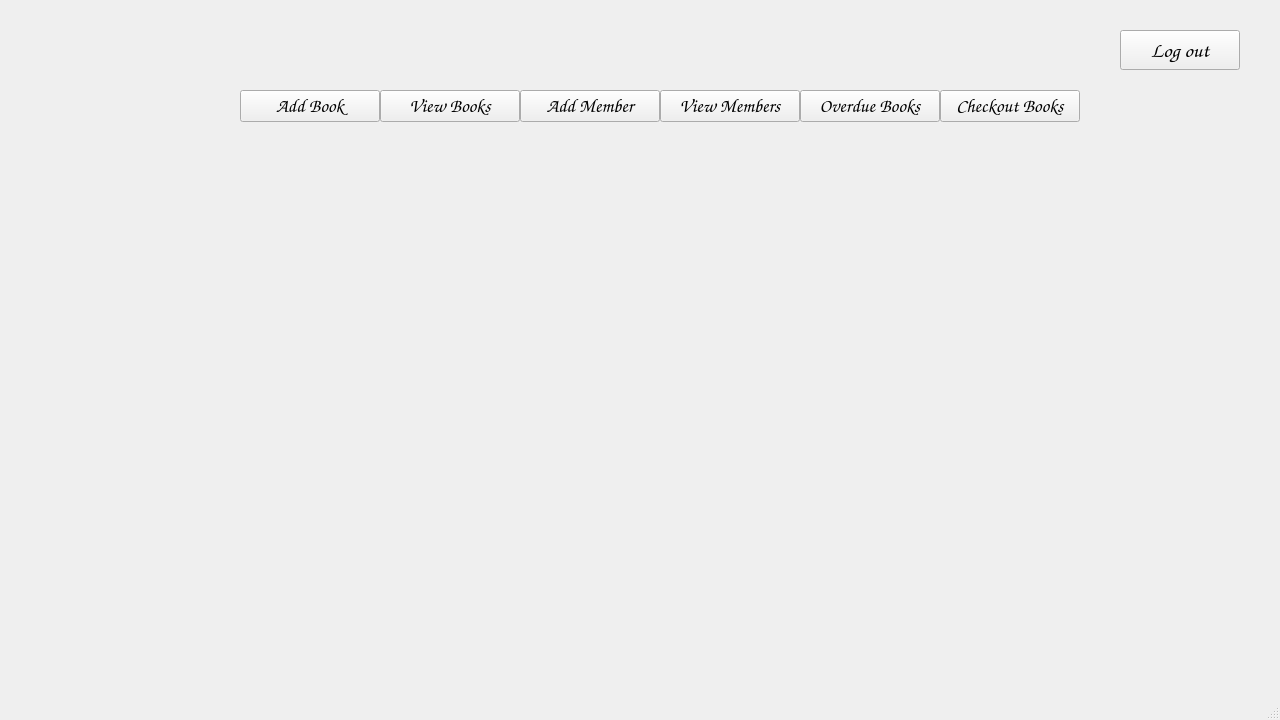
This is mainwindow.ui in Frederick-Rive/CS106_LibrarySystem_GroupProject as Qt 5 draws it before an edit. The edited form follows.
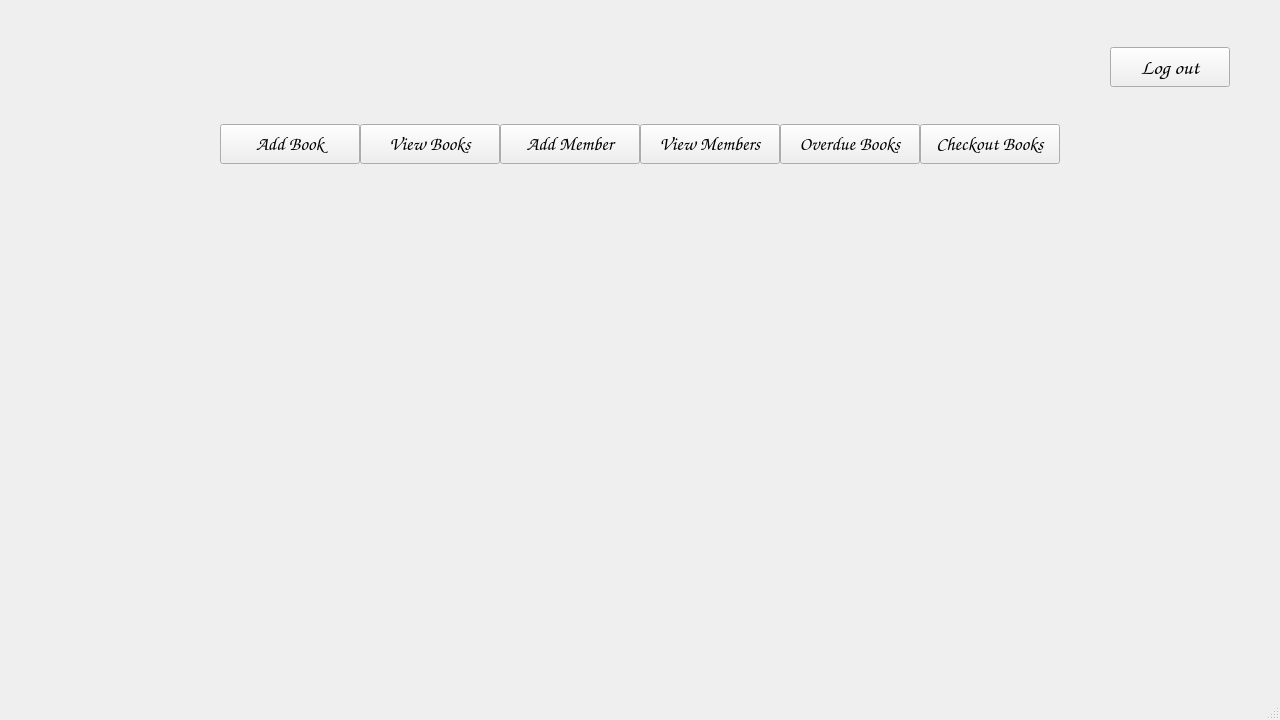
This is the edited form.

Diff of the .ui file:
```diff
--- a/mainwindow.ui
+++ b/mainwindow.ui
@@ -61,8 +61,8 @@
        </property>
        <property name="maximumSize">
         <size>
-         <width>160</width>
-         <height>120</height>
+         <width>120</width>
+         <height>80</height>
         </size>
        </property>
        <property name="text">
@@ -224,10 +224,13 @@
        <property name="orientation">
         <enum>Qt::Vertical</enum>
        </property>
+       <property name="sizeType">
+        <enum>QSizePolicy::Fixed</enum>
+       </property>
        <property name="sizeHint" stdset="0">
         <size>
          <width>20</width>
-         <height>40</height>
+         <height>500</height>
         </size>
        </property>
       </spacer>
@@ -264,6 +267,22 @@
        </property>
       </spacer>
      </item>
+     <item row="2" column="1">
+      <spacer name="verticalSpacer_2">
+       <property name="orientation">
+        <enum>Qt::Vertical</enum>
+       </property>
+       <property name="sizeType">
+        <enum>QSizePolicy::Fixed</enum>
+       </property>
+       <property name="sizeHint" stdset="0">
+        <size>
+         <width>20</width>
+         <height>100</height>
+        </size>
+       </property>
+      </spacer>
+     </item>
     </layout>
    </widget>
   </widget>
```
Left out of the diff: 2 changed lines with no effect on the pictures.
